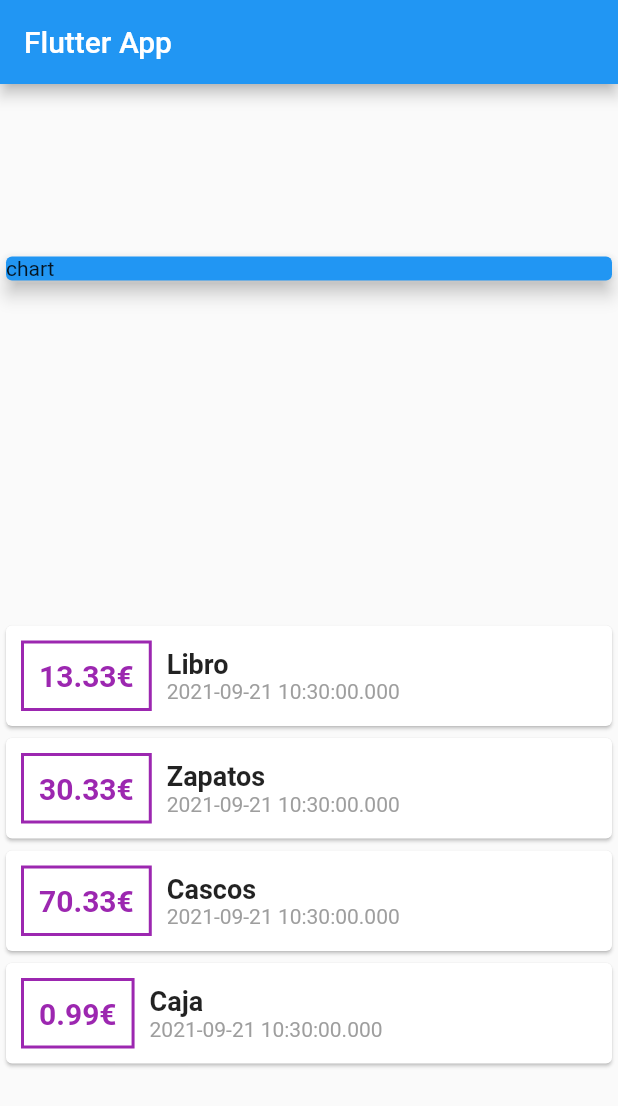
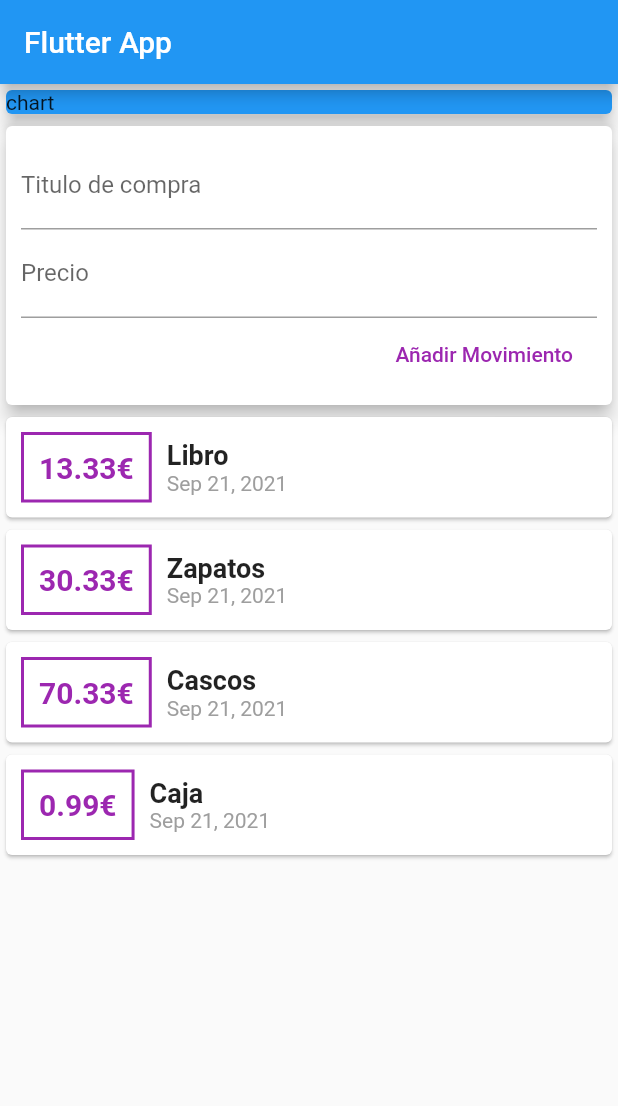
Before and after one commit to futbolin/Curso-Flutter---Dart, a Flutter app: the screen it shows after launch, on a phone screen of 412 x 824 dp. Shown: the top 1106 px of the screen. Run offline on Flutter 3.47's test engine with Material 2 defaults, Android fonts, the phone set to English and light mode, and no system bars.

```diff
--- a/ejercicios/gastos_personales/lib/main.dart
+++ b/ejercicios/gastos_personales/lib/main.dart
@@ -1,5 +1,8 @@
 import 'package:flutter/material.dart';
-import './transaccion.dart';
+import 'modelos/transaccion.dart';
+import 'widgets/transacciones_lista.dart';
+import 'widgets/transacciones_del_usuario.dart';
+
 
 void main() => runApp(MyApp());
 
@@ -14,76 +17,27 @@ class MyApp extends StatelessWidget {
 }
 
 class MyHomePage extends StatelessWidget {
-  final List<Transaccion> transacciones = [
-    Transaccion(id: "t1",titulo: "Libro",cantidad:13.33,fecha: DateTime.now()),
-    Transaccion(id: "t2",titulo: "Zapatos",cantidad:30.33,fecha: DateTime.now()),
-    Transaccion(id: "t3",titulo: "Cascos",cantidad:70.33,fecha: DateTime.now()),
-    Transaccion(id: "t4",titulo: "Caja",cantidad:0.99,fecha: DateTime.now()),
 
-  ];
   @override
   Widget build(BuildContext context) {
+    String tituloEntrada;
+    String precioEntrada;
+
     return Scaffold(
       appBar: AppBar(
         title: Text('Flutter App'),
       ),
       body: Column(
-        mainAxisAlignment: MainAxisAlignment.spaceAround,
-        children:  <Widget>[
+        children: <Widget>[
           Container(
             width: double.infinity,
             child: Card(
-                child:Text("chart") ,
+              child: Text("chart"),
               elevation: 5,
               color: Colors.blue,
             ),
-            ) ,
-           Column(
-             children: transacciones.map((transaccion) {
-               return Card(
-                   child: Row(
-                     children: <Widget>[
-                       Container(
-                         margin: EdgeInsets.all(10),
-                         decoration: BoxDecoration(
-                            border: Border.all(
-                              color: Colors.purple,
-                              width: 2,
-                            )
           ),
-                         padding: EdgeInsets.all(10),
-                         child:Text(
-                           transaccion.cantidad.toString()+ "€",
-                           style: TextStyle(
-                             fontWeight: FontWeight.bold,
-                             fontSize: 20,
-                             color: Colors.purple,
-                           ),
-                         ),
-                       ),
-                       Column(
-                         crossAxisAlignment: CrossAxisAlignment.start ,
-                         children: <Widget>[
-                           Text(
-                             transaccion.titulo,
-                             style: TextStyle(
-                               fontSize: 18,
-                               fontWeight: FontWeight.bold,
-                             ),
-                           ),
-                            Text(
-                              transaccion.fecha.toString(),
-                              style: TextStyle(
-                                color: Colors.grey,
-                              )
-                            ),
-                         ]
-                       )
-                     ],
-                   ),
-               );
-             }).toList(),
-           )
+          TransaccionesDelUsuario(),
         ],
       ),
     );
--- a/ejercicios/gastos_personales/lib/transaccion.dart
+++ b/ejercicios/gastos_personales/lib/modelos/transaccion.dart
@@ -4,6 +4,6 @@ class Transaccion{
   final double cantidad;
   final DateTime fecha;
 
-  Transaccion({required this.id ,required this.titulo ,required this.cantidad ,required this.fecha,});
+  Transaccion({this.id ,this.titulo ,this.cantidad ,this.fecha,});
 
 }
--- /dev/null
+++ b/ejercicios/gastos_personales/lib/widgets/nueva_transaccion.dart
@@ -0,0 +1,46 @@
+import 'package:flutter/material.dart';
+
+class NuevaTransaccion extends StatelessWidget {
+  final Function agregarTransaccion;
+  final tituloControlador = TextEditingController();
+  final precioControlador = TextEditingController();
+
+  NuevaTransaccion(this.agregarTransaccion);
+
+  @override
+  Widget build(BuildContext context) {
+    return Card(
+      elevation: 5,
+      child: Container(
+        padding: EdgeInsets.all(10),
+        child: Column(
+          crossAxisAlignment: CrossAxisAlignment.end,
+          children: <Widget>[
+            TextField(
+              controller: tituloControlador,
+              decoration: InputDecoration(
+                labelText: "Titulo de compra",
+              ),
+            ),
+            TextField(
+              controller: precioControlador,
+              decoration: InputDecoration(
+                labelText: "Precio",
+              ),
+            ),
+            FlatButton(
+              textColor: Colors.purple,
+              onPressed: () {
+                agregarTransaccion(tituloControlador.text,
+                    double.tryParse(precioControlador.text));
+              },
+              child: Text(
+                "Añadir Movimiento",
+              ),
+            ),
+          ],
+        ),
+      ),
+    );
+  }
+}
--- /dev/null
+++ b/ejercicios/gastos_personales/lib/widgets/transacciones_del_usuario.dart
@@ -0,0 +1,46 @@
+import 'package:flutter/material.dart';
+import '../modelos/transaccion.dart';
+import './transacciones_lista.dart';
+import './nueva_transaccion.dart';
+
+class TransaccionesDelUsuario extends StatefulWidget {
+  @override
+  _TransaccionesDelUsuarioState createState() =>
+      _TransaccionesDelUsuarioState();
+}
+
+class _TransaccionesDelUsuarioState extends State<TransaccionesDelUsuario> {
+  final List<Transaccion> transaccionesDelUsuario = [
+    Transaccion(
+        id: "t1", titulo: "Libro", cantidad: 13.33, fecha: DateTime.now()),
+    Transaccion(
+        id: "t2", titulo: "Zapatos", cantidad: 30.33, fecha: DateTime.now()),
+    Transaccion(
+        id: "t3", titulo: "Cascos", cantidad: 70.33, fecha: DateTime.now()),
+    Transaccion(
+        id: "t4", titulo: "Caja", cantidad: 0.99, fecha: DateTime.now()),
+  ];
+
+  void _agregarTransaccion(String titulo, double precio) {
+    final nuevaTransaccion = Transaccion(
+      titulo: titulo,
+      cantidad: precio,
+      fecha: DateTime.now(),
+      id: DateTime.now().toString(),
+    );
+
+    setState(() {
+      transaccionesDelUsuario.add(nuevaTransaccion);
+    });
+  }
+
+  @override
+  Widget build(BuildContext context) {
+    return Column(
+      children: <Widget>[
+        NuevaTransaccion(_agregarTransaccion),
+        TransaccionesLista(transaccionesDelUsuario),
+      ],
+    );
+  }
+}
--- /dev/null
+++ b/ejercicios/gastos_personales/lib/widgets/transacciones_lista.dart
@@ -0,0 +1,59 @@
+import 'package:flutter/material.dart';
+import '../modelos/transaccion.dart';
+import 'package:intl/intl.dart';
+
+class TransaccionesLista extends StatelessWidget {
+  final List<Transaccion> trasaccionesDelUsuario;
+
+  TransaccionesLista(this.trasaccionesDelUsuario);
+
+  @override
+  Widget build(BuildContext context) {
+    return Column(
+      children: trasaccionesDelUsuario.map((transaccion) {
+        return Card(
+          child: Row(
+            children: <Widget>[
+              Container(
+                margin: EdgeInsets.all(10),
+                decoration: BoxDecoration(
+                    border: Border.all(
+                      color: Colors.purple,
+                      width: 2,
+                    )
+                ),
+                padding: EdgeInsets.all(10),
+                child:Text(
+                  "${transaccion.cantidad}€",
+                  style: TextStyle(
+                    fontWeight: FontWeight.bold,
+                    fontSize: 20,
+                    color: Colors.purple,
+                  ),
+                ),
+              ),
+              Column(
+                  crossAxisAlignment: CrossAxisAlignment.start ,
+                  children: <Widget>[
+                    Text(
+                      transaccion.titulo,
+                      style: TextStyle(
+                        fontSize: 18,
+                        fontWeight: FontWeight.bold,
+                      ),
+                    ),
+                    Text(
+                        DateFormat.yMMMd().format(transaccion.fecha),
+                        style: TextStyle(
+                          color: Colors.grey,
+                        )
+                    ),
+                  ]
+              )
+            ],
+          ),
+        );
+      }).toList(),
+    );
+  }
+}
--- a/ejercicios/gastos_personales/pubspec.yaml
+++ b/ejercicios/gastos_personales/pubspec.yaml
@@ -23,6 +23,7 @@ environment:
 dependencies:
   flutter:
     sdk: flutter
+  intl: ^0.17.0
 
 
   # The following adds the Cupertino Icons font to your application.
```
Also changed, not shown: capturas/segundaApp.png (added), ejercicios/gastos_personales/pubspec.lock, 4 other files. Lines whose indentation alone changed are shown as unchanged.
